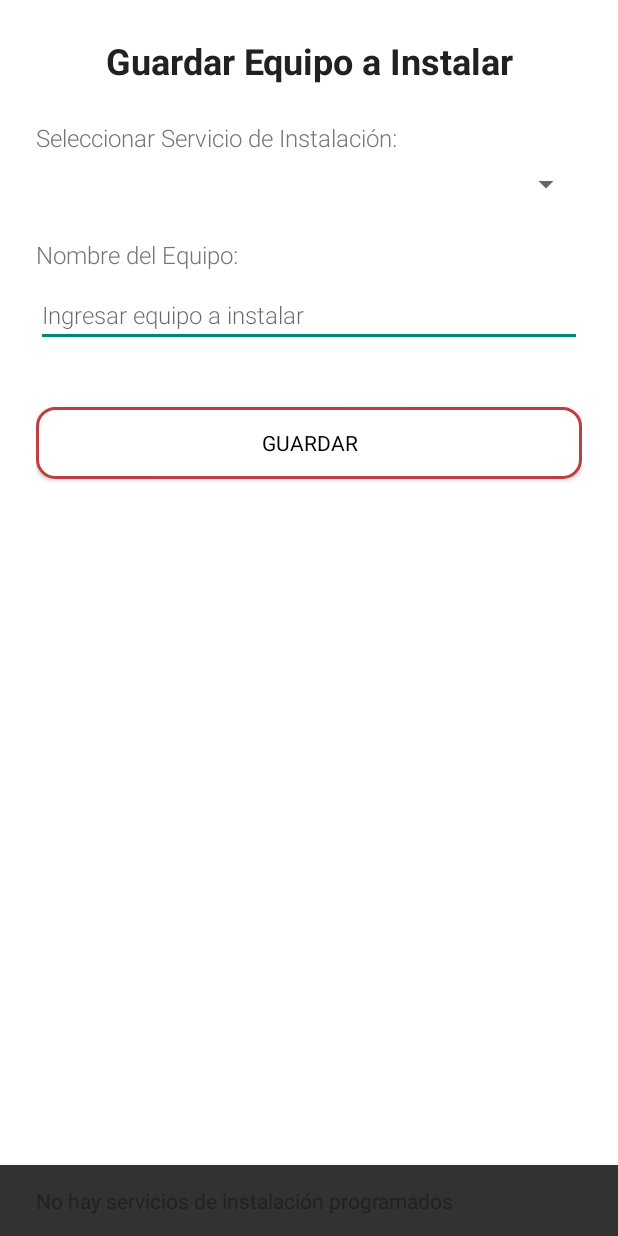
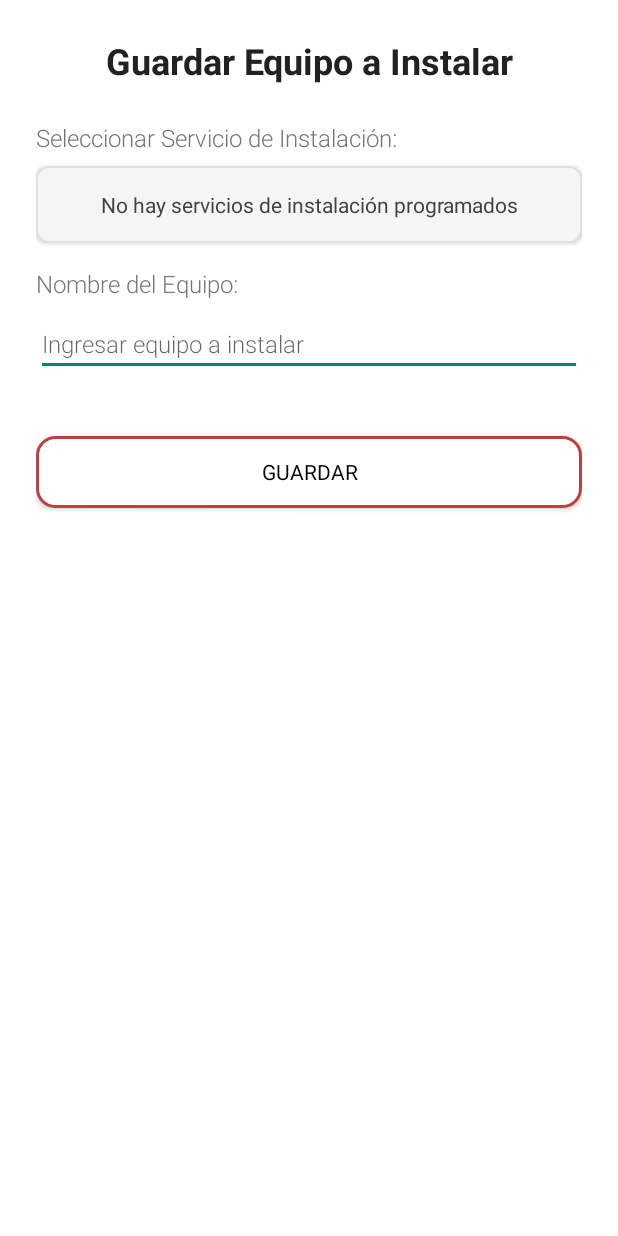
Before and after one commit to Jtoscanoa/BasculasyServicios, an Android app: the GuardarEquipoAInstalarActivity screen opened directly, with no data from a screen before it, on a phone screen of 412 x 824 dp. Run offline under Robolectric (Android 15) with nearby library versions, the phone set to English and light mode, and no system bars.

Commit message:
Implement custom styled message and improve spinner data loading
Co-authored-by: Eslaro <148128231+Eslaro@users.noreply.github.com>

```diff
--- a/ProyectoByS/app/src/main/java/com/puropoo/proyectobys/DatabaseHelper.java
+++ b/ProyectoByS/app/src/main/java/com/puropoo/proyectobys/DatabaseHelper.java
@@ -355,12 +355,17 @@ public class DatabaseHelper {
         java.text.SimpleDateFormat sdf = new java.text.SimpleDateFormat("yyyy-MM-dd");
         String today = sdf.format(new java.util.Date());
 
+        // Make the query more flexible - look for any service type containing "install" (case-insensitive)
         String query = "SELECT id, serviceType, serviceDate, serviceTime, clientCedula, serviceAddress " +
-                       "FROM requests WHERE LOWER(serviceType) LIKE LOWER('%Instalac%') AND " +
+                       "FROM requests WHERE (LOWER(serviceType) LIKE '%install%' OR LOWER(serviceType) LIKE '%instalac%') AND " +
                        "serviceDate >= ? " +
                        "ORDER BY serviceDate, serviceTime";
 
+        android.util.Log.d("DatabaseHelper", "Query: " + query);
+        android.util.Log.d("DatabaseHelper", "Today: " + today);
+
         Cursor c = db.rawQuery(query, new String[]{today});
+        android.util.Log.d("DatabaseHelper", "Cursor count: " + c.getCount());
 
         while (c.moveToNext()) {
             Request request = new Request(
@@ -372,10 +377,12 @@ public class DatabaseHelper {
                     c.getString(c.getColumnIndex("clientCedula"))
             );
             list.add(request);
+            android.util.Log.d("DatabaseHelper", "Found installation request: " + request.getServiceType());
         }
 
         c.close();
         db.close();
+        android.util.Log.d("DatabaseHelper", "Returning " + list.size() + " installation requests");
         return list;
     }
 
--- a/ProyectoByS/app/src/main/java/com/puropoo/proyectobys/GuardarEquipoAInstalarActivity.java
+++ b/ProyectoByS/app/src/main/java/com/puropoo/proyectobys/GuardarEquipoAInstalarActivity.java
@@ -1,15 +1,16 @@
 package com.puropoo.proyectobys;
 
 import android.os.Bundle;
+import android.util.Log;
 import android.view.View;
 import android.widget.AdapterView;
 import android.widget.ArrayAdapter;
 import android.widget.Button;
 import android.widget.EditText;
 import android.widget.Spinner;
+import android.widget.TextView;
 import android.widget.Toast;
 import androidx.appcompat.app.AppCompatActivity;
-import com.google.android.material.snackbar.Snackbar;
 
 import java.text.ParseException;
 import java.text.SimpleDateFormat;
@@ -22,10 +23,12 @@ public class GuardarEquipoAInstalarActivity extends AppCompatActivity {
     private Spinner spinnerServices;
     private EditText etEquipoNombre;
     private Button btnGuardar;
+    private TextView tvNoServicesMessage;
     private DatabaseHelper db;
     private List<Request> installationRequests;
     private int selectedRequestId = -1;
     private boolean isEditMode = false;
+    private static final String TAG = "GuardarEquipoActivity";
 
     @Override
     protected void onCreate(Bundle savedInstanceState) {
@@ -42,6 +45,7 @@ public class GuardarEquipoAInstalarActivity extends AppCompatActivity {
         spinnerServices = findViewById(R.id.spinnerServices);
         etEquipoNombre = findViewById(R.id.etEquipoNombre);
         btnGuardar = findViewById(R.id.btnGuardar);
+        tvNoServicesMessage = findViewById(R.id.tvNoServicesMessage);
     }
 
     private void setupDatabase() {
@@ -49,14 +53,31 @@ public class GuardarEquipoAInstalarActivity extends AppCompatActivity {
     }
 
     private void loadInstallationServices() {
+        Log.d(TAG, "Loading installation services...");
+
+        // First, let's check all requests to debug the issue
+        List<Request> allRequests = db.getAllRequests();
+        Log.d(TAG, "Total requests in database: " + allRequests.size());
+
+        for (Request request : allRequests) {
+            Log.d(TAG, "Request: ID=" + request.getId() + ", ServiceType=" + request.getServiceType() +
+                  ", Date=" + request.getServiceDate() + ", Time=" + request.getServiceTime() +
+                  ", Client=" + request.getClientCedula());
+        }
+
         installationRequests = db.getUpcomingInstallRequests();
+        Log.d(TAG, "Installation requests found: " + installationRequests.size());
 
         if (installationRequests.isEmpty()) {
-            Snackbar.make(findViewById(android.R.id.content),
-                "No hay servicios de instalación programados",
-                Snackbar.LENGTH_LONG).show();
+            Log.d(TAG, "No installation requests found, showing message");
+            tvNoServicesMessage.setVisibility(View.VISIBLE);
+            spinnerServices.setVisibility(View.GONE);
             return;
         }
+
+        // Hide the message and show the spinner
+        tvNoServicesMessage.setVisibility(View.GONE);
+        spinnerServices.setVisibility(View.VISIBLE);
 
         // Crear lista de strings para el spinner con formato "cedula - dd/MM/yyyy - HH:mm"
         List<String> spinnerItems = new ArrayList<>();
@@ -77,12 +98,15 @@ public class GuardarEquipoAInstalarActivity extends AppCompatActivity {
 
             String item = request.getClientCedula() + " - " + formattedDate + " - " + request.getServiceTime();
             spinnerItems.add(item);
+            Log.d(TAG, "Added spinner item: " + item);
         }
 
         // Configurar adaptador del spinner
         ArrayAdapter<String> adapter = new ArrayAdapter<>(this, android.R.layout.simple_spinner_item, spinnerItems);
         adapter.setDropDownViewResource(android.R.layout.simple_spinner_dropdown_item);
         spinnerServices.setAdapter(adapter);
+
+        Log.d(TAG, "Spinner configured with " + spinnerItems.size() + " items");
     }
 
     private void setupListeners() {
--- /dev/null
+++ b/ProyectoByS/app/src/main/res/drawable/message_background.xml
@@ -0,0 +1,6 @@
+<?xml version="1.0" encoding="utf-8"?>
+<shape xmlns:android="http://schemas.android.com/apk/res/android">
+    <solid android:color="#F5F5F5" />
+    <corners android:radius="8dp" />
+    <stroke android:width="1dp" android:color="#E0E0E0" />
+</shape>
--- a/ProyectoByS/app/src/main/res/layout/activity_guardar_equipo_a_instalar.xml
+++ b/ProyectoByS/app/src/main/res/layout/activity_guardar_equipo_a_instalar.xml
@@ -29,6 +29,20 @@
         android:layout_marginBottom="24dp"/>
 
     <TextView
+        android:id="@+id/tvNoServicesMessage"
+        android:layout_width="match_parent"
+        android:layout_height="wrap_content"
+        android:text="No hay servicios de instalación programados"
+        android:textSize="14sp"
+        android:textColor="#424242"
+        android:padding="16dp"
+        android:layout_marginBottom="16dp"
+        android:background="@drawable/message_background"
+        android:visibility="gone"
+        android:elevation="2dp"
+        android:gravity="center"/>
+
+    <TextView
         android:text="Nombre del Equipo:"
         style="@style/TextAppearance.Body"
         android:layout_width="match_parent"
```
